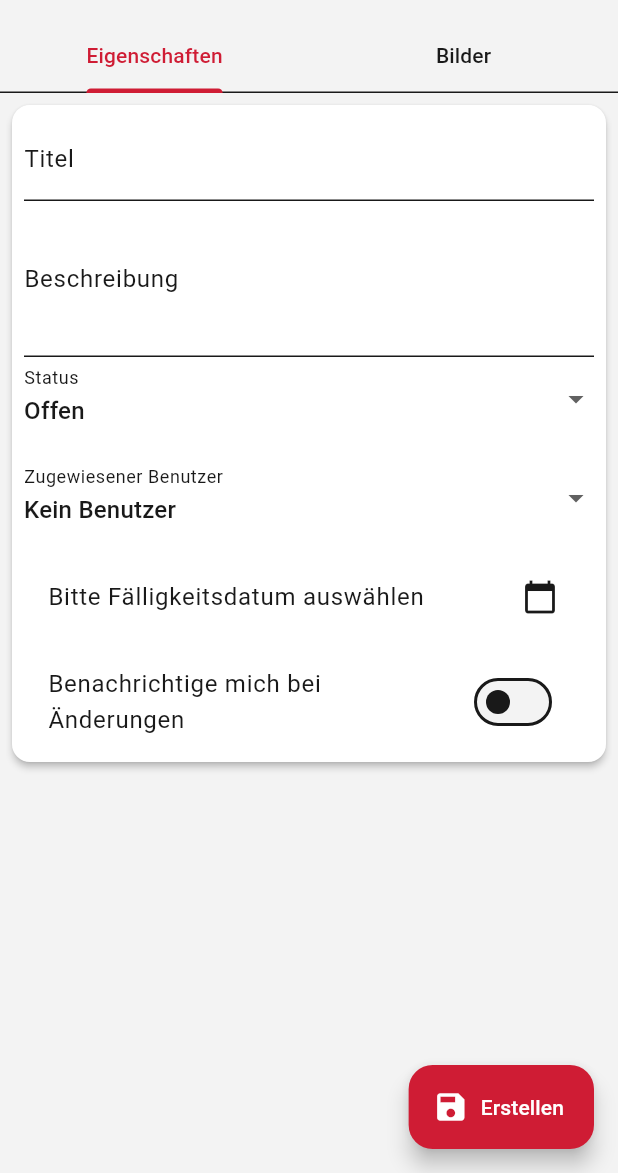
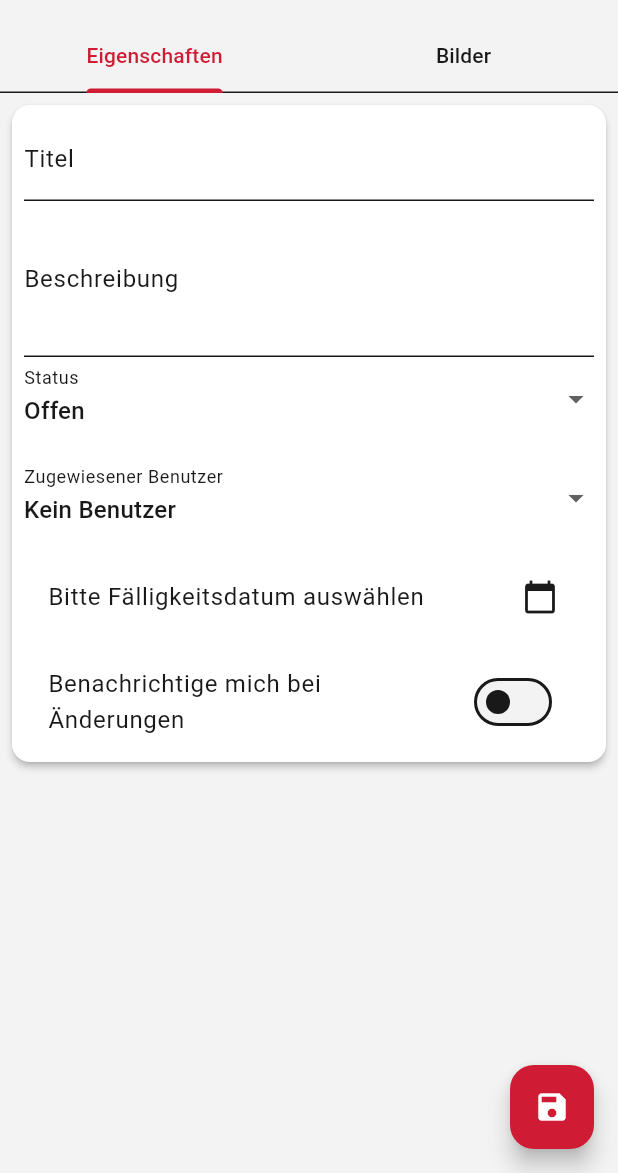
Before and after one commit to MBulti/FireReport-App, a Flutter app: the DefectReportDetailPage screen opened directly with empty values, on a phone screen of 412 x 824 dp, the part 63-1236 px from its top. Run offline on Flutter 3.47's test engine with Material 3 defaults, Android fonts, the phone set to English and light mode, and no system bars; our stand-ins replace flutter_riverpod, image_picker, package_info_plus, shared_preferences, supabase_flutter; accounts and stored records are empty.

Commit message:
save icon for FAB

```diff
--- a/lib/pages/defectreportdetail_page.dart
+++ b/lib/pages/defectreportdetail_page.dart
@@ -49,15 +49,14 @@ class DefectReportDetailPage extends ConsumerWidget {
             ],
           ),
         ),
-        floatingActionButton: FloatingActionButton.extended(
+        floatingActionButton: FloatingActionButton(
           onPressed: () {
             if (formKey.currentState!.validate()) {
               formKey.currentState!.save();
               Navigator.of(context).pop(viewModel.report);
             }
           },
-          icon: const Icon(Icons.save),
-          label: Text(index == null ? "Erstellen" : "Änderungen speicherm"),
+          child: const Icon(Icons.save),
         ),
         body: Padding(
           padding: const EdgeInsets.all(4.0),
```
